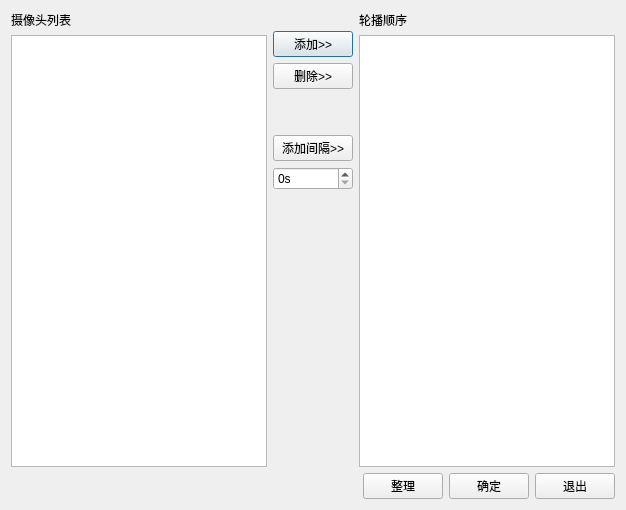
First picture: the form in src/playalternatenewdialog.ui, repository ch593030323/video-watcher, before the edit.
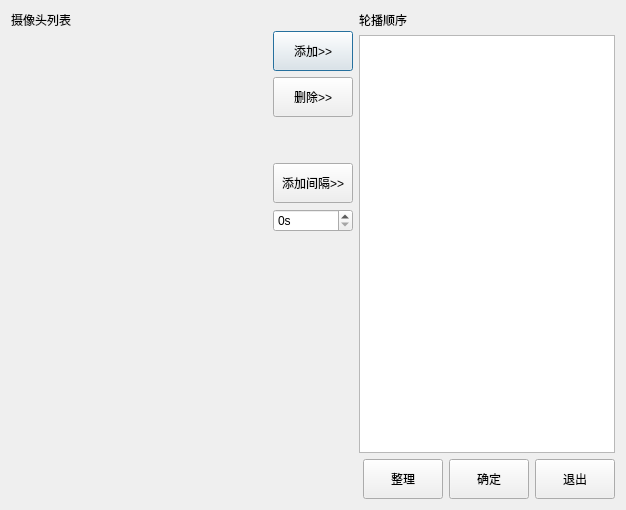
Second picture: the form after the edit. Custom widgets are drawn as their Qt base class.

Diff of the .ui file:
```diff
--- a/src/playalternatenewdialog.ui
+++ b/src/playalternatenewdialog.ui
@@ -15,9 +15,9 @@
   </property>
   <layout class="QVBoxLayout" name="verticalLayout_4">
    <item>
-    <layout class="QHBoxLayout" name="horizontalLayout_2">
+    <layout class="QHBoxLayout" name="horizontalLayout_2" stretch="1,0,1">
      <item>
-      <layout class="QVBoxLayout" name="verticalLayout_3">
+      <layout class="QVBoxLayout" name="verticalLayout_3" stretch="0,1">
        <item>
         <widget class="QLabel" name="label">
          <property name="text">
@@ -26,7 +26,7 @@
         </widget>
        </item>
        <item>
-        <widget class="QTreeView" name="treeView"/>
+        <widget class="TreeVideoWidget" name="treeView" native="true"/>
        </item>
       </layout>
      </item>
@@ -41,6 +41,12 @@
        </item>
        <item>
         <widget class="QPushButton" name="pushButton_add">
+         <property name="minimumSize">
+          <size>
+           <width>80</width>
+           <height>40</height>
+          </size>
+         </property>
          <property name="text">
           <string>添加&gt;&gt;</string>
          </property>
@@ -48,6 +54,12 @@
        </item>
        <item>
         <widget class="QPushButton" name="pushButton_del">
+         <property name="minimumSize">
+          <size>
+           <width>80</width>
+           <height>40</height>
+          </size>
+         </property>
          <property name="text">
           <string>删除&gt;&gt;</string>
          </property>
@@ -68,6 +80,12 @@
        </item>
        <item>
         <widget class="QPushButton" name="pushButton_add_gap">
+         <property name="minimumSize">
+          <size>
+           <width>80</width>
+           <height>40</height>
+          </size>
+         </property>
          <property name="text">
           <string>添加间隔&gt;&gt;</string>
          </property>
@@ -128,6 +146,12 @@
      </item>
      <item>
       <widget class="QPushButton" name="pushButton_adjust">
+       <property name="minimumSize">
+        <size>
+         <width>80</width>
+         <height>40</height>
+        </size>
+       </property>
        <property name="text">
         <string>整理</string>
        </property>
@@ -135,6 +159,12 @@
      </item>
      <item>
       <widget class="QPushButton" name="pushButton_ok">
+       <property name="minimumSize">
+        <size>
+         <width>80</width>
+         <height>40</height>
+        </size>
+       </property>
        <property name="text">
         <string>确定</string>
        </property>
@@ -142,6 +172,12 @@
      </item>
      <item>
       <widget class="QPushButton" name="pushButton_exit">
+       <property name="minimumSize">
+        <size>
+         <width>80</width>
+         <height>40</height>
+        </size>
+       </property>
        <property name="text">
         <string>退出</string>
        </property>
@@ -151,6 +187,14 @@
    </item>
   </layout>
  </widget>
+ <customwidgets>
+  <customwidget>
+   <class>TreeVideoWidget</class>
+   <extends>QWidget</extends>
+   <header>src/treevideowidget.h</header>
+   <container>1</container>
+  </customwidget>
+ </customwidgets>
  <resources/>
  <connections/>
 </ui>
```
